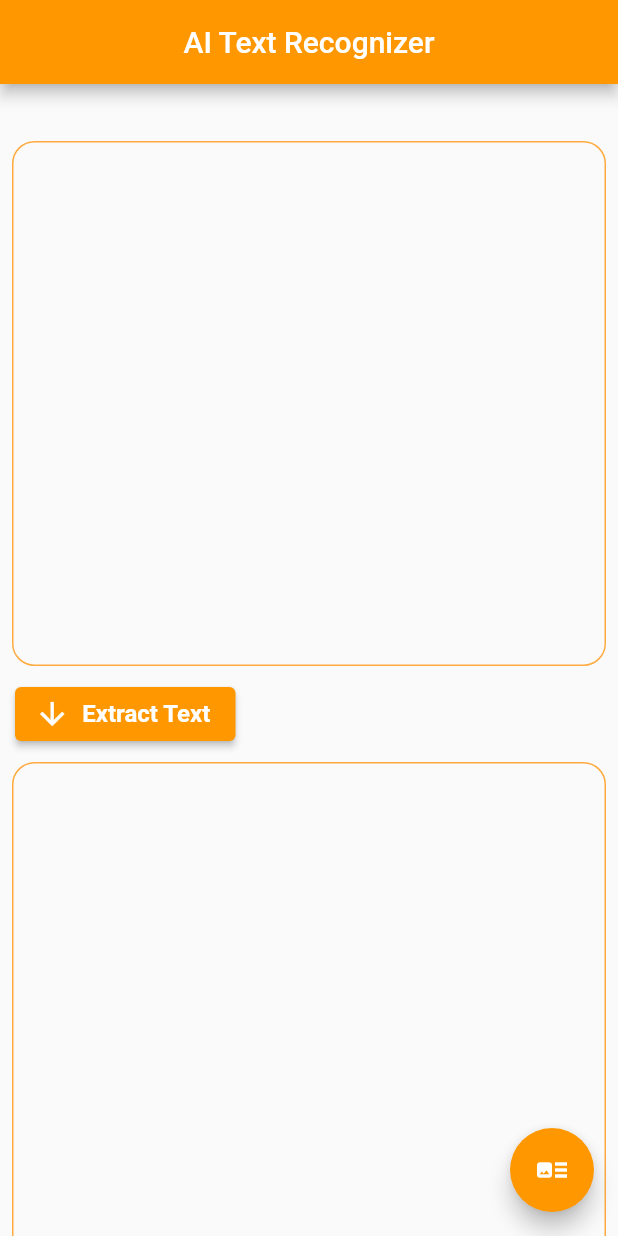
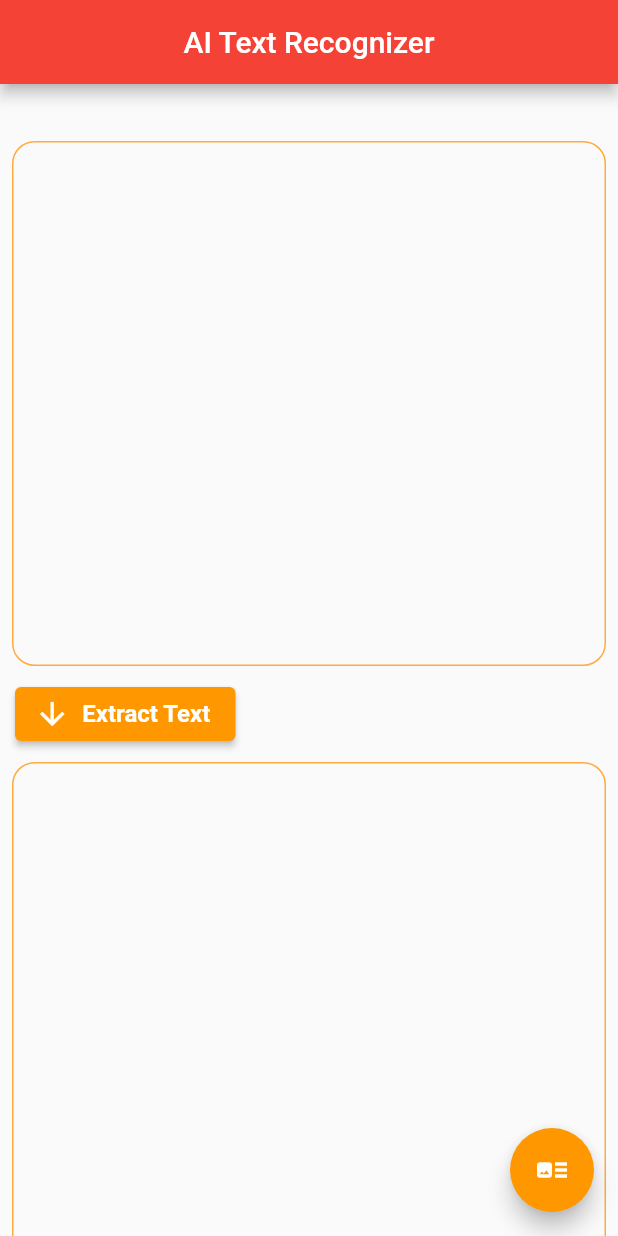
Before and after one commit to BishopSam/ai_text_recognizer, a Flutter app: the screen it shows after launch, on a phone screen of 412 x 824 dp. Run offline on Flutter 3.47's test engine with Material 2 defaults, Android fonts, the phone set to English and light mode, and no system bars.

Commit message:
change colour

```diff
--- a/lib/main.dart
+++ b/lib/main.dart
@@ -15,7 +15,7 @@ class MyApp extends StatelessWidget {
         appBar: AppBar(
           title: Text('AI Text Recognizer'),
           centerTitle: true,
-          backgroundColor: Colors.orange,
+          backgroundColor: Colors.red,
 
           ),
         floatingActionButton:  FloatingActionButton(
```
